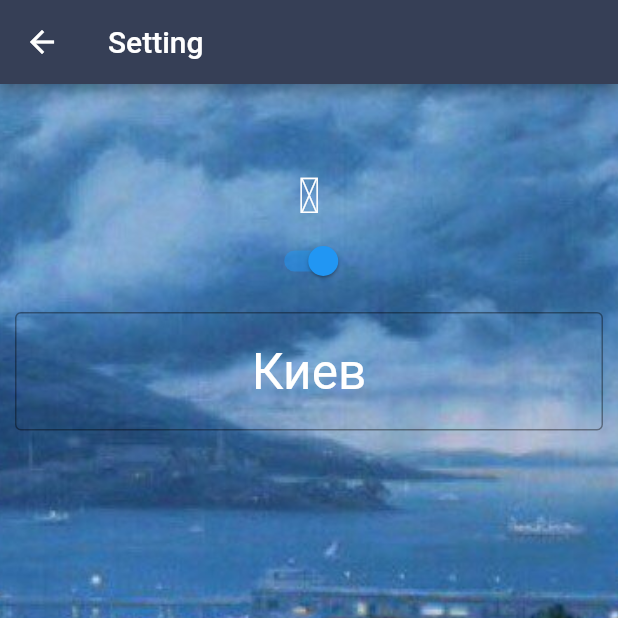
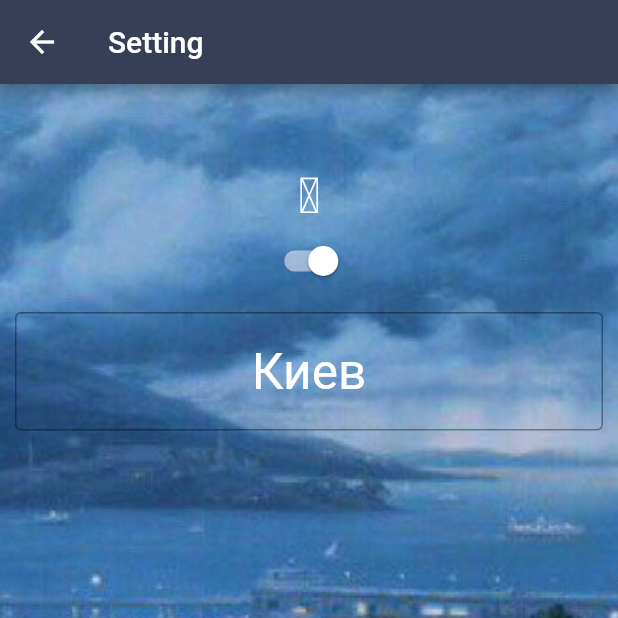
Before and after one commit to vimba333/onixtest, a Flutter app: the SettingScreen screen opened directly, on a phone screen of 412 x 824 dp, the top half of it. Run offline on Flutter 3.47's test engine with Material 2 defaults, Android fonts, the phone set to English and light mode, and no system bars; our stand-ins replace flutter_bloc, shared_preferences; accounts and stored records are empty; network calls fail.

Commit message:
switch active color

```diff
--- a/lib/logic/model/weather.dart
+++ b/lib/logic/model/weather.dart
@@ -21,7 +21,10 @@ class Weather {
           ? ((temp).toStringAsFixed(0)).toString()
           : ((temp * 9 / 5 + 32).toStringAsFixed(0)).toString()) +
       ((isCelsius()) ? "℃" : "℉");
+
   String get humidityFormat => humidity.toString() + "%";
+
+  String get unitsFormat => (isCelsius()) ? "℃" : "℉";
 
   setUnitsCelsius() {
     units = UnitsEnum.celsius;
--- a/lib/ui/screen/setting_screen.dart
+++ b/lib/ui/screen/setting_screen.dart
@@ -29,11 +29,12 @@ class SettingScreen extends StatelessWidget {
                   child: Column(
                     mainAxisAlignment: MainAxisAlignment.start,
                     children: <Widget>[
-                      Text((state.weather.isCelsius()) ? "℃" : "℉",
+                      Text(state.weather.unitsFormat,
                           style: const TextStyle(
                               color: Colors.white, fontSize: 33)),
                       Switch(
                         value: state.weather.isCelsius(),
+                        activeColor: Colors.white,
                         onChanged: (value) {
                           if (state.weather.isCelsius()) {
                             _bloc.add(FahrenheitEvent());
```
